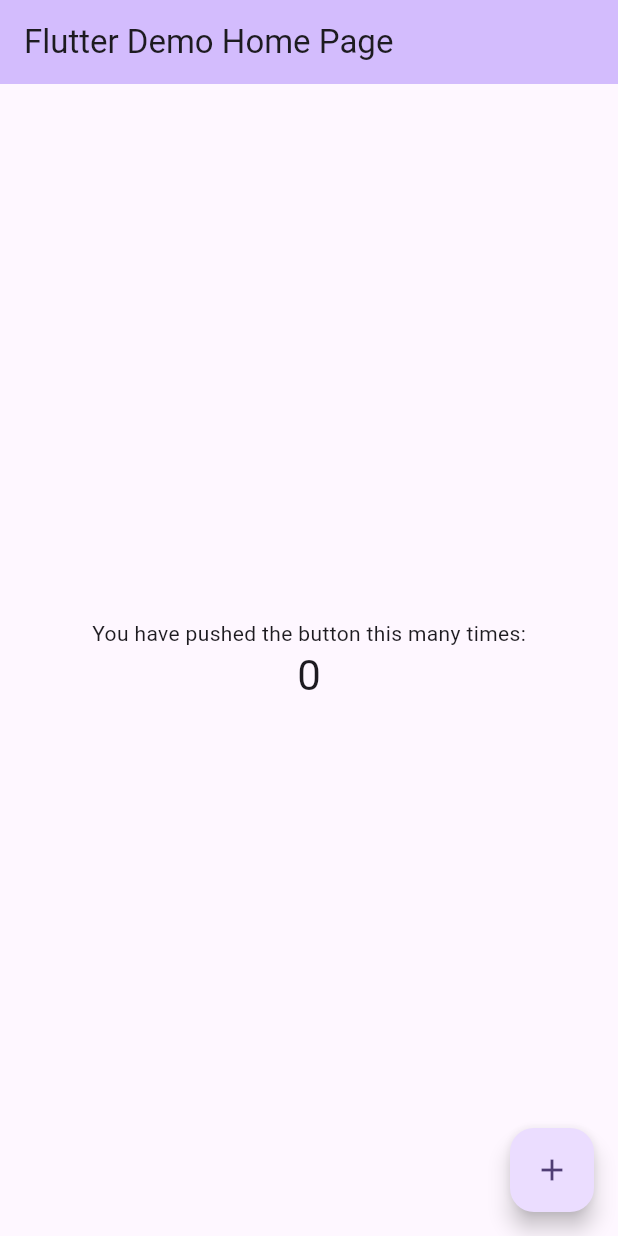
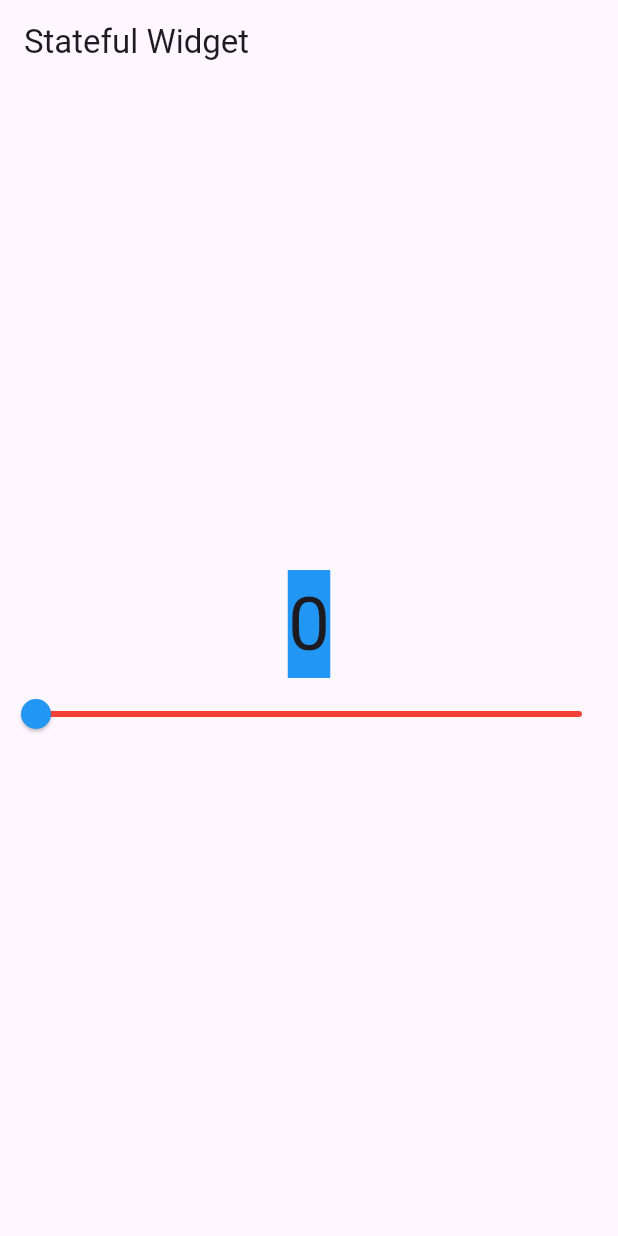
Before and after one commit to SteveT2023/StatefulWidget, a Flutter app: the screen it shows after launch, on a phone screen of 412 x 824 dp. Run offline on Flutter 3.47's test engine with Material 3 defaults, Android fonts, the phone set to English and light mode, and no system bars.

Commit message:
Skeleton code added.

```diff
--- a/lib/main.dart
+++ b/lib/main.dart
@@ -1,8 +1,6 @@
 import 'package:flutter/material.dart';
 
-void main() {
-  runApp(const MyApp());
-}
+void main() => runApp(MyApp());
 
 class MyApp extends StatelessWidget {
   const MyApp({super.key});
@@ -11,115 +9,59 @@ class MyApp extends StatelessWidget {
   @override
   Widget build(BuildContext context) {
     return MaterialApp(
-      title: 'Flutter Demo',
+      // Application name
+      title: 'Stateful Widget',
       theme: ThemeData(
-        // This is the theme of your application.
-        //
-        // TRY THIS: Try running your application with "flutter run". You'll see
-        // the application has a purple toolbar. Then, without quitting the app,
-        // try changing the seedColor in the colorScheme below to Colors.green
-        // and then invoke "hot reload" (save your changes or press the "hot
-        // reload" button in a Flutter-supported IDE, or press "r" if you used
-        // the command line to start the app).
-        //
-        // Notice that the counter didn't reset back to zero; the application
-        // state is not lost during the reload. To reset the state, use hot
-        // restart instead.
-        //
-        // This works for code too, not just values: Most code changes can be
-        // tested with just a hot reload.
-        colorScheme: ColorScheme.fromSeed(seedColor: Colors.deepPurple),
-        useMaterial3: true,
+        primarySwatch: Colors.blue,
       ),
-      home: const MyHomePage(title: 'Flutter Demo Home Page'),
+      // A widget that will be started on the application startup
+      home: CounterWidget(),
     );
   }
 }
 
-class MyHomePage extends StatefulWidget {
-  const MyHomePage({super.key, required this.title});
-
-  // This widget is the home page of your application. It is stateful, meaning
-  // that it has a State object (defined below) that contains fields that affect
-  // how it looks.
-
-  // This class is the configuration for the state. It holds the values (in this
-  // case the title) provided by the parent (in this case the App widget) and
-  // used by the build method of the State. Fields in a Widget subclass are
-  // always marked "final".
-
-  final String title;
-
+class CounterWidget extends StatefulWidget {
   @override
-  State<MyHomePage> createState() => _MyHomePageState();
+  _CounterWidgetState createState() => _CounterWidgetState();
 }
 
-class _MyHomePageState extends State<MyHomePage> {
+class _CounterWidgetState extends State<CounterWidget> {
+  //initial counter value
   int _counter = 0;
-
-  void _incrementCounter() {
-    setState(() {
-      // This call to setState tells the Flutter framework that something has
-      // changed in this State, which causes it to rerun the build method below
-      // so that the display can reflect the updated values. If we changed
-      // _counter without calling setState(), then the build method would not be
-      // called again, and so nothing would appear to happen.
-      _counter++;
-    });
-  }
 
   @override
   Widget build(BuildContext context) {
-    // This method is rerun every time setState is called, for instance as done
-    // by the _incrementCounter method above.
-    //
-    // The Flutter framework has been optimized to make rerunning build methods
-    // fast, so that you can just rebuild anything that needs updating rather
-    // than having to individually change instances of widgets.
     return Scaffold(
       appBar: AppBar(
-        // TRY THIS: Try changing the color here to a specific color (to
-        // Colors.amber, perhaps?) and trigger a hot reload to see the AppBar
-        // change color while the other colors stay the same.
-        backgroundColor: Theme.of(context).colorScheme.inversePrimary,
-        // Here we take the value from the MyHomePage object that was created by
-        // the App.build method, and use it to set our appbar title.
-        title: Text(widget.title),
+        title: const Text('Stateful Widget'),
       ),
-      body: Center(
-        // Center is a layout widget. It takes a single child and positions it
-        // in the middle of the parent.
-        child: Column(
-          // Column is also a layout widget. It takes a list of children and
-          // arranges them vertically. By default, it sizes itself to fit its
-          // children horizontally, and tries to be as tall as its parent.
-          //
-          // Column has various properties to control how it sizes itself and
-          // how it positions its children. Here we use mainAxisAlignment to
-          // center the children vertically; the main axis here is the vertical
-          // axis because Columns are vertical (the cross axis would be
-          // horizontal).
-          //
-          // TRY THIS: Invoke "debug painting" (choose the "Toggle Debug Paint"
-          // action in the IDE, or press "p" in the console), to see the
-          // wireframe for each widget.
-          mainAxisAlignment: MainAxisAlignment.center,
-          children: <Widget>[
-            const Text(
-              'You have pushed the button this many times:',
+      body: Column(
+        mainAxisAlignment: MainAxisAlignment.center,
+        children: [
+          Center(
+            child: Container(
+              color: Colors.blue,
+              child: Text(
+                //displays the current number
+                '$_counter',
+                style: TextStyle(fontSize: 50.0),
+              ),
             ),
-            Text(
-              '$_counter',
-              style: Theme.of(context).textTheme.headlineMedium,
-            ),
-          ],
-        ),
+          ),
+          Slider(
+            min: 0,
+            max: 100,
+            value: _counter.toDouble(),
+            onChanged: (double value) {
+              setState(() {
+                _counter = value.toInt();
+              });
+            },
+            activeColor: Colors.blue,
+            inactiveColor: Colors.red,
+          ),
+        ],
       ),
-      floatingActionButton: FloatingActionButton(
-        onPressed: _incrementCounter,
-        tooltip: 'Increment',
-        child: const Icon(Icons.add),
-      ), // This trailing comma makes auto-formatting nicer for build methods.
     );
   }
 }
```
